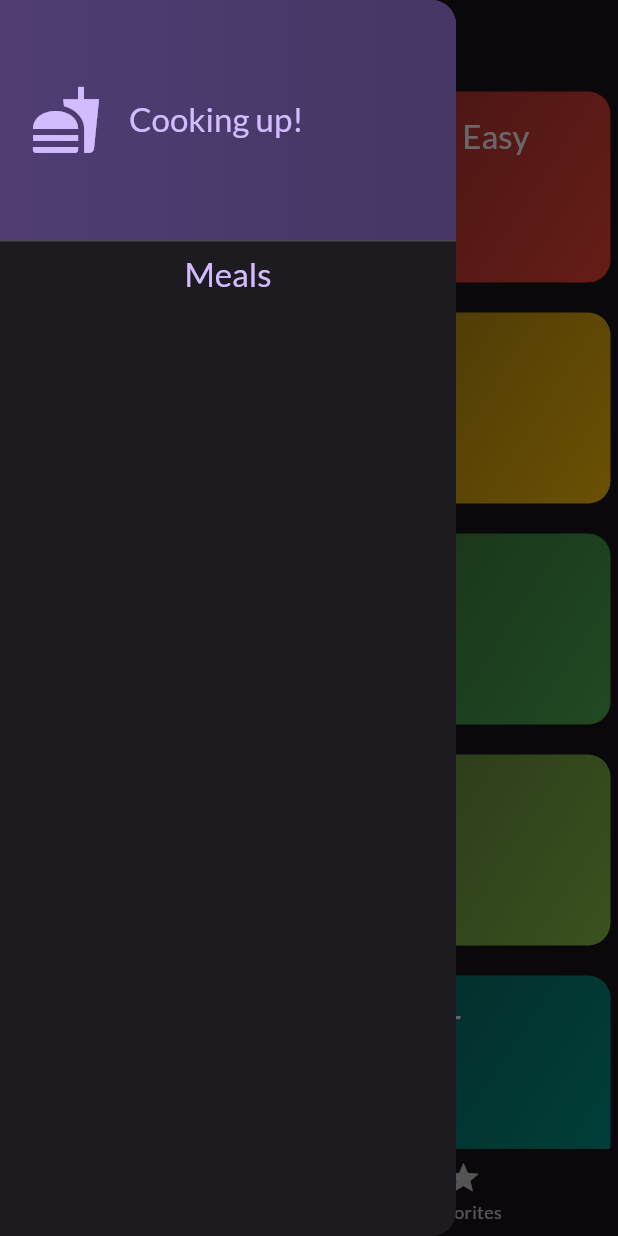
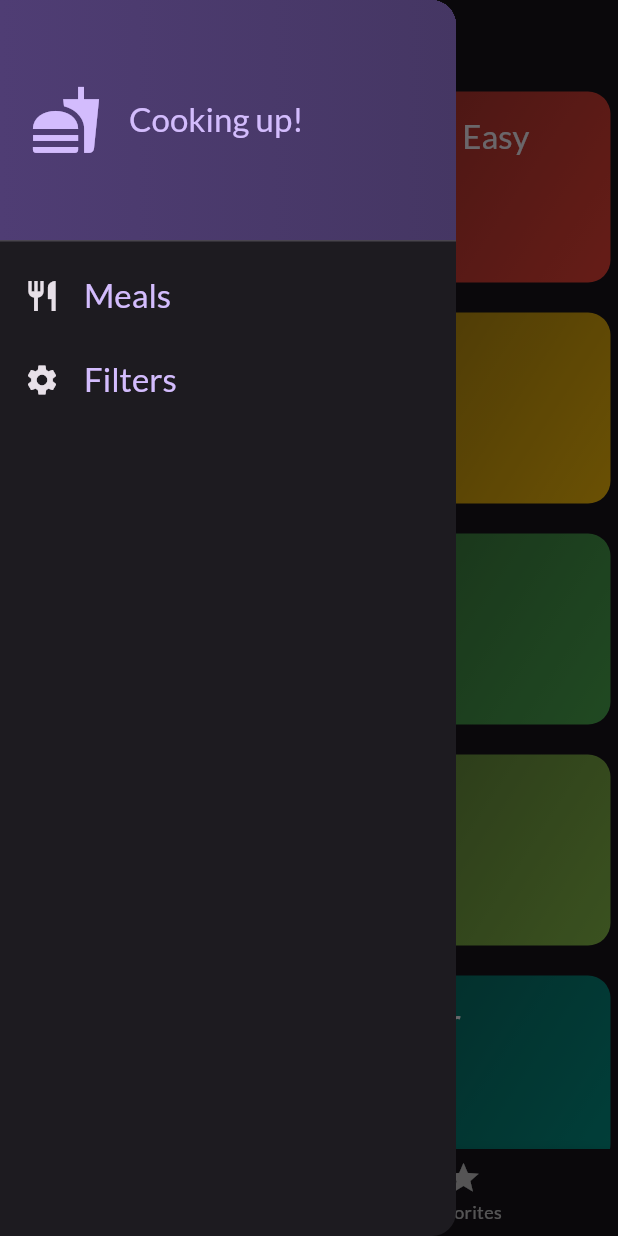
Before and after one commit to Abdelrahman2335/meal, a Flutter app: the screen it shows after launch, with the side drawer open, on a phone screen of 412 x 824 dp. Run offline on Flutter 3.47's test engine with Material 3 defaults, Android fonts, the phone set to English and light mode, and no system bars; our stand-ins replace google_fonts, transparent_image.

```diff
--- a/lib/screens/home_screen.dart
+++ b/lib/screens/home_screen.dart
@@ -4,6 +4,7 @@ import 'package:meal/widgets/main_drawer.dart';
 
 import '../models/meal.dart';
 import 'categories_screen.dart';
+import 'filter_screen.dart';
 
 class HomeScreen extends StatefulWidget {
   const HomeScreen({super.key});
@@ -46,6 +47,18 @@ class _HomeScreenState extends State<HomeScreen> {
     });
   }
 
+  void _setScreen(String identifier) {
+    if (identifier == "filters") {
+      Navigator.of(context).pop();
+      Navigator.pushReplacement(
+        context,
+        MaterialPageRoute(
+          builder: (ctx) => const FilterScreen(),
+        ),
+      );
+    }
+  }
+
   @override
 
   /// note we change the screens using this simple code because it's only tow screens
@@ -66,7 +79,9 @@ class _HomeScreenState extends State<HomeScreen> {
         title: Text(activeScreenTitle),
       ),
       body: activeScreen,
-      drawer: const mainDrawer(),
+      drawer: mainDrawer(
+        onSelectedScreen: _setScreen,
+      ),
       bottomNavigationBar: BottomNavigationBar(
         onTap: _selectScreen,
         currentIndex: _selectedScreenIndex,
--- a/lib/widgets/main_drawer.dart
+++ b/lib/widgets/main_drawer.dart
@@ -1,7 +1,9 @@
 import 'package:flutter/material.dart';
 
 class mainDrawer extends StatelessWidget {
-  const mainDrawer({super.key});
+  const mainDrawer({super.key, required this.onSelectedScreen});
+
+  final void Function(String identifier) onSelectedScreen;
 
   @override
   Widget build(BuildContext context) {
@@ -9,7 +11,7 @@ class mainDrawer extends StatelessWidget {
       child: Column(
         children: [
           DrawerHeader(
-            padding: EdgeInsets.all(20),
+            padding: const EdgeInsets.all(20),
             decoration: BoxDecoration(
                 gradient: LinearGradient(colors: [
               Theme.of(context).colorScheme.primaryContainer,
@@ -34,11 +36,36 @@ class mainDrawer extends StatelessWidget {
               ],
             ),
           ),
-          Text(
-            "Meals",
-            style: Theme.of(context).textTheme.titleLarge!.copyWith(
-                  color: Theme.of(context).colorScheme.primary,
-                ),
+          ListTile(
+            onTap: () {
+              Navigator.pop(context);
+              onSelectedScreen("meal");
+            },
+            leading: Icon(
+              Icons.restaurant,
+              color: Theme.of(context).colorScheme.onSurface,
+            ),
+            title: Text(
+              "Meals",
+              style: Theme.of(context).textTheme.titleLarge!.copyWith(
+                    color: Theme.of(context).colorScheme.primary,
+                  ),
+            ),
+          ),
+          ListTile(
+            onTap: () {
+              onSelectedScreen("filters");
+            },
+            leading: Icon(
+              Icons.settings,
+              color: Theme.of(context).colorScheme.onSurface,
+            ),
+            title: Text(
+              "Filters",
+              style: Theme.of(context).textTheme.titleLarge!.copyWith(
+                    color: Theme.of(context).colorScheme.primary,
+                  ),
+            ),
           ),
         ],
       ),
```
Also changed, not shown: lib/screens/filter_screen.dart (added, +114 -0 lines).
